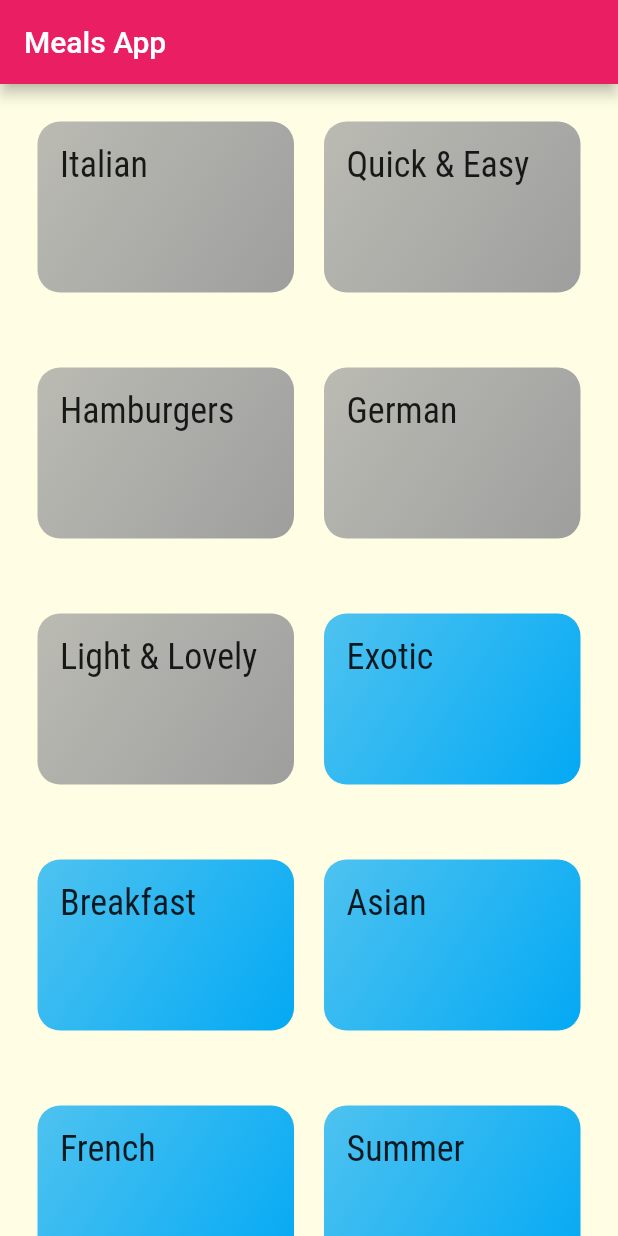
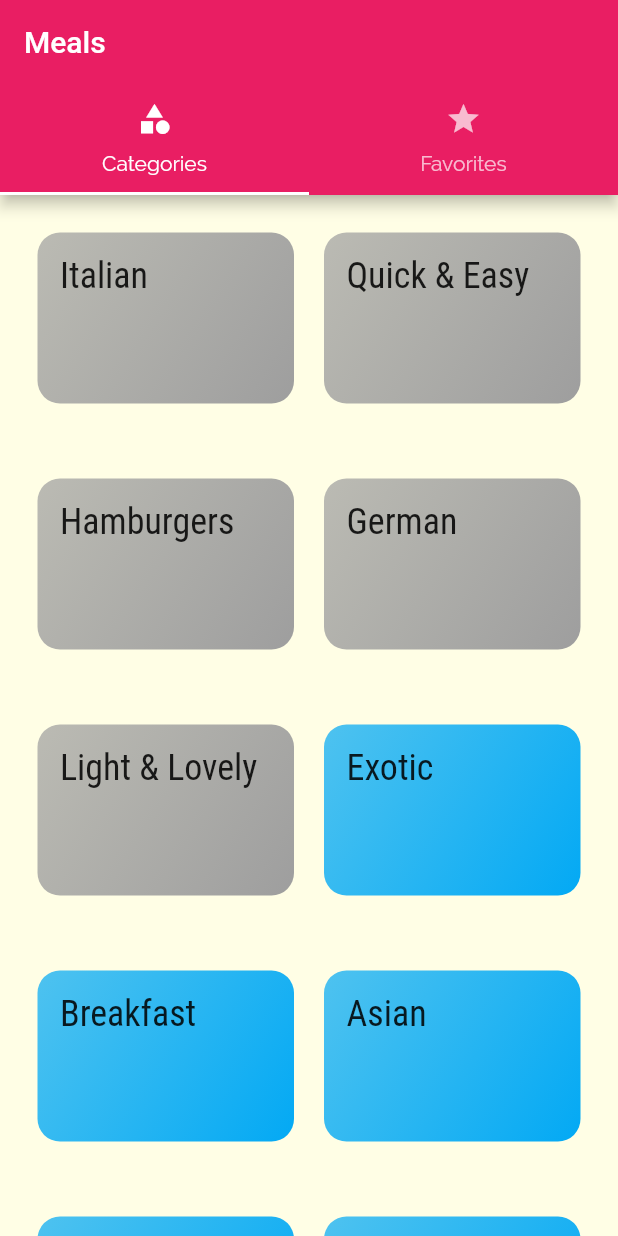
Before and after one commit to Ibrahim-Lokman/meals_app, a Flutter app: the screen it shows after launch, on a phone screen of 412 x 824 dp. Run offline on Flutter 3.47's test engine with Material 2 defaults, Android fonts, the phone set to English and light mode, and no system bars.

Commit message:
TabBar added to Appbar.

```diff
--- a/meals_app/lib/Screens/categories_screen.dart
+++ b/meals_app/lib/Screens/categories_screen.dart
@@ -7,11 +7,7 @@ class CategoriesScreen extends StatelessWidget {
 
   @override
   Widget build(BuildContext context) {
-    return Scaffold(
-      appBar: AppBar(
-        title: Text("Meals App"),
-      ),
-      body: GridView(
+    return GridView(
         padding: EdgeInsets.all(25),
         children: DUMMY_CATEGORIES.map(
           (item) =>
@@ -27,7 +23,6 @@ class CategoriesScreen extends StatelessWidget {
           crossAxisSpacing: 20,
           mainAxisSpacing: 50,
         ),
-        ),
-    );
+        );
   }
 }
--- /dev/null
+++ b/meals_app/lib/Screens/favorites_screen.dart
@@ -0,0 +1,15 @@
+import 'package:flutter/cupertino.dart';
+import 'package:flutter/src/widgets/container.dart';
+import 'package:flutter/src/widgets/framework.dart';
+
+class FavoritesScreen extends StatelessWidget {
+
+  @override
+  Widget build(BuildContext context) {
+    return Center(
+      child: Container(
+        child: Text("FAVORITES"),
+      ),
+    );
+  }
+}
--- /dev/null
+++ b/meals_app/lib/Screens/tabs_screen.dart
@@ -0,0 +1,46 @@
+import 'package:flutter/material.dart';
+import 'package:flutter/src/widgets/container.dart';
+import 'package:flutter/src/widgets/framework.dart';
+import 'package:meals_app/Screens/categories_screen.dart';
+import 'package:meals_app/Screens/favorites_screen.dart';
+
+class TabScreen extends StatefulWidget {
+
+  @override
+  _TabScreenState createState() => _TabScreenState();
+}
+
+class _TabScreenState extends State<TabScreen> {
+  @override
+  Widget build(BuildContext context) {
+    return DefaultTabController(
+      length: 2,
+      child: Scaffold(
+        appBar: AppBar(
+          title: Text('Meals'),
+          bottom: TabBar(
+            tabs: <Widget>[
+              Tab(
+                icon: Icon(
+                  Icons.category,
+                  ),
+                text: 'Categories',
+                ),
+              Tab(
+                icon: Icon(
+                  Icons.star,
+                  ),
+                text: 'Favorites',
+                ),
+            ],
+          ),
+         ),
+          body: TabBarView(children: <Widget>[
+            CategoriesScreen(),
+            FavoritesScreen()
+          ],
+        ),
+      ),
+    );
+  }
+}
--- a/meals_app/lib/main.dart
+++ b/meals_app/lib/main.dart
@@ -2,6 +2,7 @@ import 'package:flutter/material.dart';
 import 'package:meals_app/Screens/categories_screen.dart';
 import 'package:meals_app/Screens/category_meals_screen.dart';
 import 'package:meals_app/Screens/meal_details_screen.dart';
+import 'package:meals_app/Screens/tabs_screen.dart';
 
 void main() {
   runApp(MyApp());
@@ -34,7 +35,7 @@ class MyApp extends StatelessWidget {
      // home: CategoriesScreen(),
     // initialRoute: '/',
       routes: {
-        '/' :(context) => CategoriesScreen(),
+        '/' :(context) => TabScreen(),
         CategoryMealsScreen.routeName : (context) => CategoryMealsScreen(),
         MealDetailsScreen.routeName : (context) => MealDetailsScreen(),
       },
```
